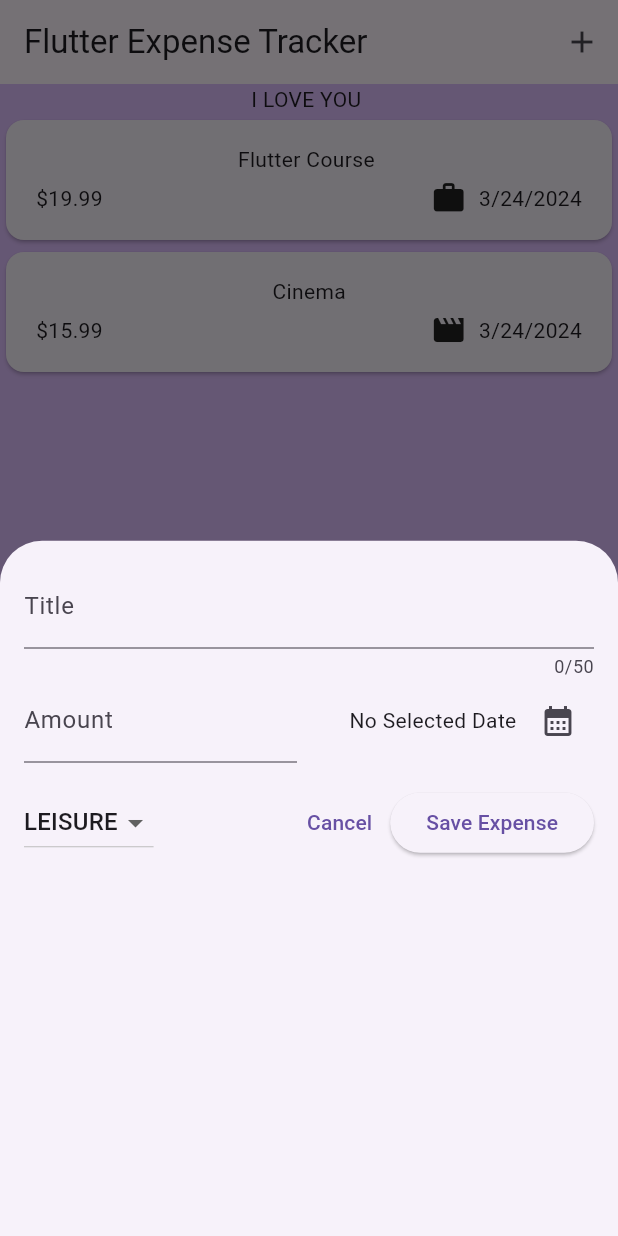
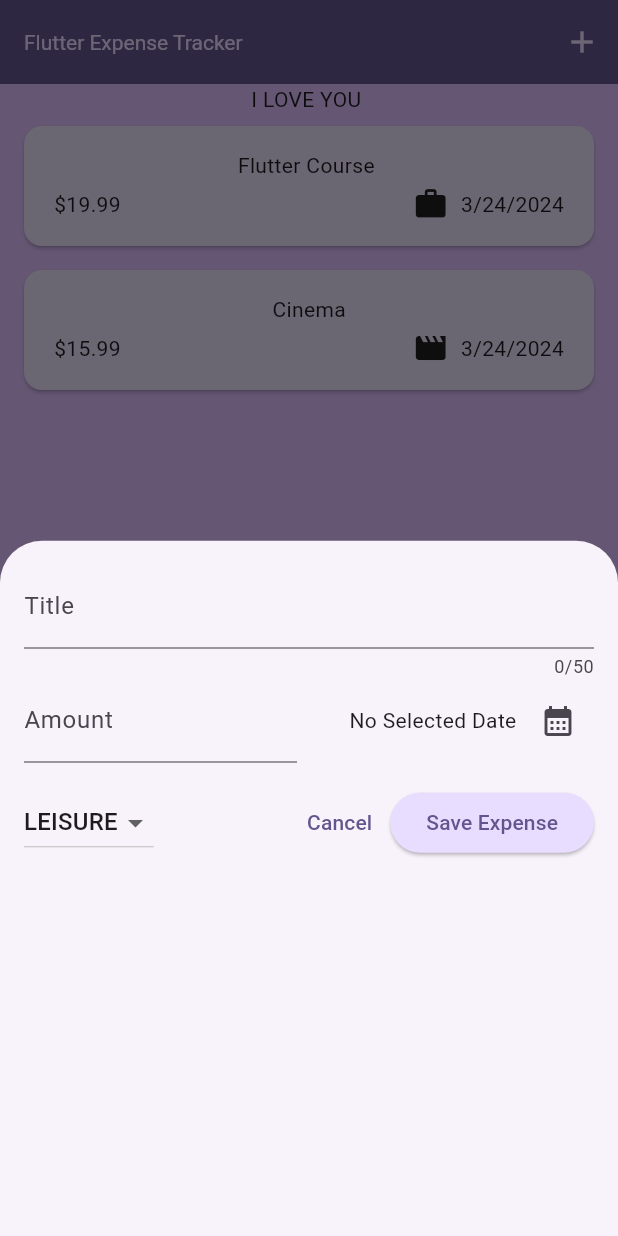
Before and after one commit to Harsh20221/Expanse_tracker, a Flutter app: the screen it shows after launch, after a tap on the "add" icon, on a phone screen of 412 x 824 dp. Run offline on Flutter 3.47's test engine with Material 3 defaults, Android fonts, the phone set to English and light mode, and no system bars.

Commit message:
Added Themes

```diff
--- a/lib/main.dart
+++ b/lib/main.dart
@@ -1,9 +1,36 @@
 import 'package:expansetracker/widgets/expenses.dart';
 import 'package:flutter/material.dart';
 
+var kcolorscheme = ColorScheme.fromSeed(
+  seedColor: Color.fromARGB(255, 96, 59, 181),
+); //? Creating a color scheme for the app
 //* This file is the main file from where everything runs
 //* it's the entry point of the app
-void main(){
-  runApp( MaterialApp(theme: ThemeData().copyWith( useMaterial3: true,scaffoldBackgroundColor:Color.fromARGB(255, 220, 189, 252),),home: Expenses(),)); //? Adding Themedata then using Material 3= true will change appbar from blue to White
 
-}  //
+void main() {
+  runApp(
+    MaterialApp(
+        theme: ThemeData().copyWith(
+            //# Using this Themedata We are providing basic theme for vairous elements in our app
+            //# We are using this function so that we don't have to manually change the styling of every widget , Rather we can choose from a default theme
+            useMaterial3: true,
+            scaffoldBackgroundColor: Color.fromARGB(255, 220, 189, 252),
+            colorScheme: kcolorscheme,
+            appBarTheme: AppBarTheme().copyWith(
+                //? To change AppBar Theme
+                backgroundColor: kcolorscheme.primary,
+                foregroundColor: kcolorscheme.primaryContainer),
+            cardTheme: CardTheme().copyWith(
+                color: kcolorscheme.secondaryContainer,
+                margin: EdgeInsets.symmetric(horizontal: 16, vertical: 8)),
+            elevatedButtonTheme: ElevatedButtonThemeData(
+                style: ElevatedButton.styleFrom(
+                    backgroundColor: kcolorscheme.primaryContainer)),
+            textTheme: ThemeData().textTheme.copyWith(
+                titleLarge: TextStyle(
+                    fontWeight: FontWeight.normal,
+                    color: kcolorscheme.onSecondaryContainer,
+                    fontSize: 14))),
+        home: const Expenses()),
+  ); //? Adding Themedata then using Material 3= true will change appbar from blue to White
+} //
```
